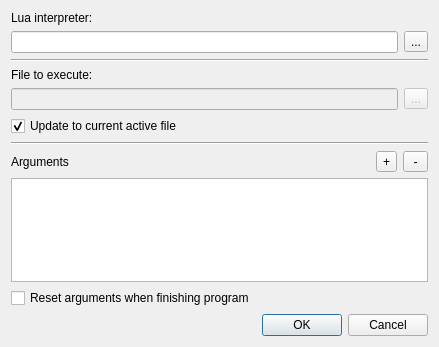
Old version of the form forms/interpreter.ui in the repository AdUki/LimLim.
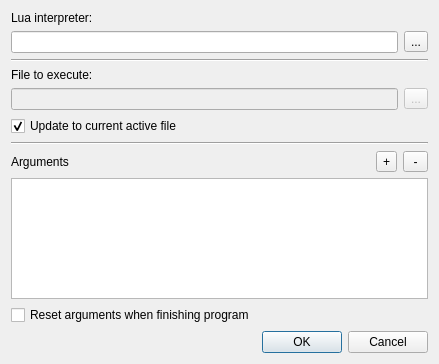
New version of the form.

```diff
--- a/forms/interpreter.ui
+++ b/forms/interpreter.ui
@@ -7,7 +7,7 @@
     <x>0</x>
     <y>0</y>
     <width>439</width>
-    <height>347</height>
+    <height>364</height>
    </rect>
   </property>
   <property name="windowTitle">
@@ -142,7 +142,7 @@
       </layout>
      </item>
      <item>
-      <widget class="QListWidget" name="argsListWidget"/>
+      <widget class="QListView" name="argsListView"/>
      </item>
     </layout>
    </item>
```
Left out of the diff: 16 changed lines with no effect on the pictures.
